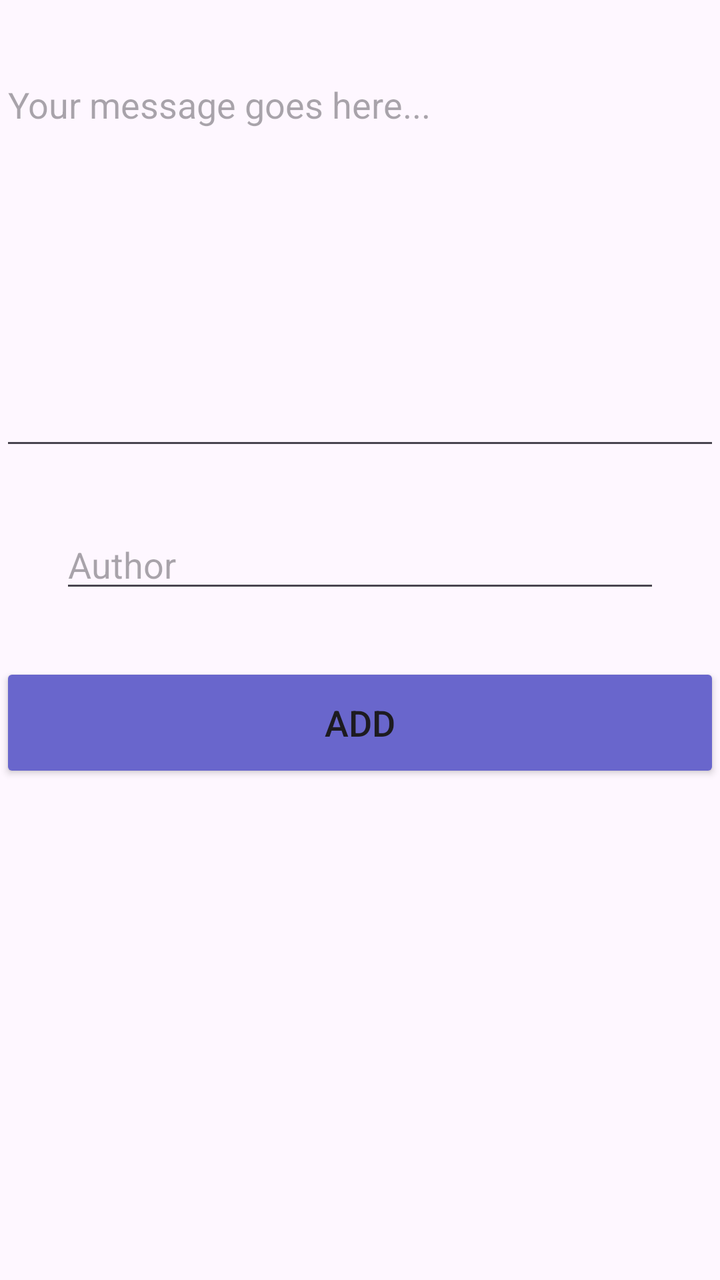
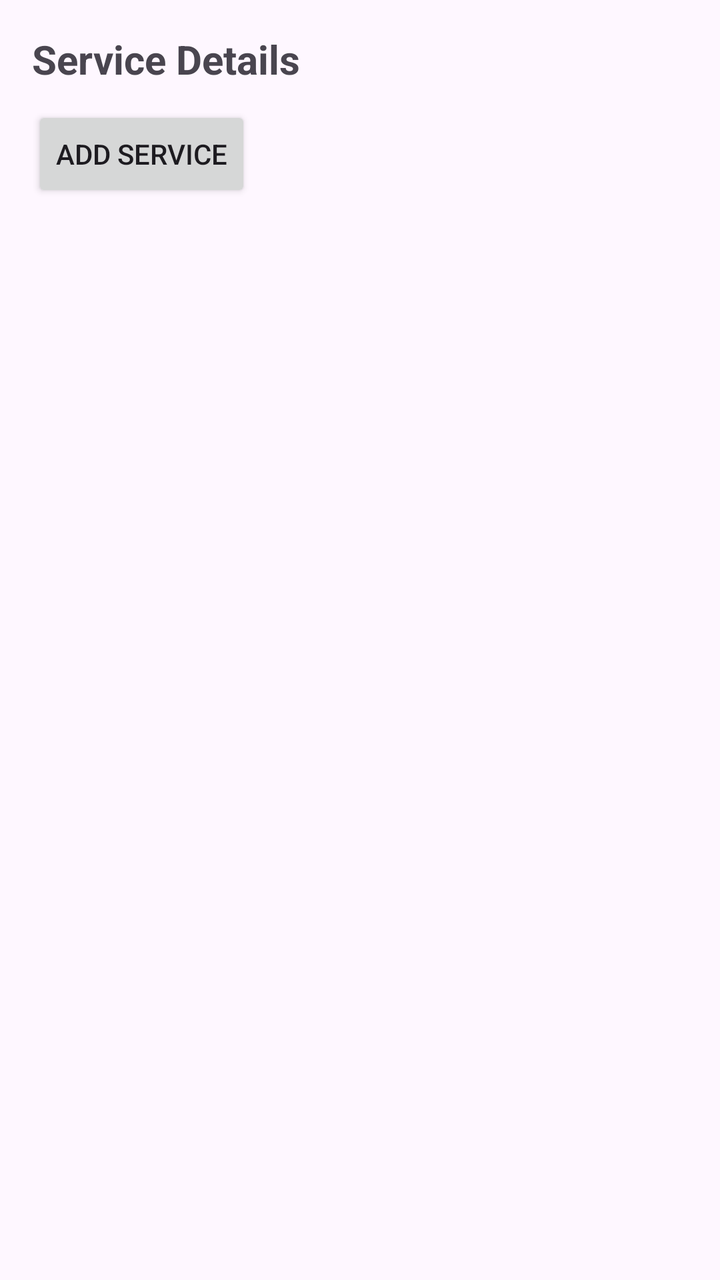

An Android layout rendered at two revisions. The XML below is the earlier revision; the diff shows what the commit changed to produce the second picture.
<!-- AndroidManifest.xml: application theme Theme.RealtimeDB -->
<!-- res/layout/activity_add.xml -->
<?xml version="1.0" encoding="utf-8"?>
<androidx.constraintlayout.widget.ConstraintLayout xmlns:android="http://schemas.android.com/apk/res/android"
    xmlns:app="http://schemas.android.com/apk/res-auto"
    xmlns:tools="http://schemas.android.com/tools"
    android:id="@+id/main"
    android:layout_width="match_parent"
    android:layout_height="match_parent"
    tools:context=".AddActivity">


    <EditText
        android:id="@+id/editTextQuote"
        android:layout_width="match_parent"
        android:layout_height="200dp"
        android:layout_marginTop="30dp"
        android:layout_marginBottom="200dp"
        android:hint="Your message goes here..."
        android:inputType="textMultiLine"
        android:maxLength="1000"
        android:gravity="start"
        app:layout_constraintEnd_toEndOf="parent"
        app:layout_constraintStart_toStartOf="parent"
        app:layout_constraintTop_toTopOf="parent" />

    <EditText
        android:id="@+id/editTextAuthor"
        android:layout_width="match_parent"
        android:layout_height="wrap_content"
        android:layout_margin="30dp"
        android:hint="Author"
        app:layout_constraintEnd_toEndOf="parent"
        app:layout_constraintStart_toStartOf="parent"
        app:layout_constraintTop_toBottomOf="@+id/editTextQuote" />

    <Button
        android:id="@+id/addButton"
        android:text="Add"
        style="@style/ButtonStyle"
        app:layout_constraintTop_toBottomOf="@+id/editTextAuthor" />

</androidx.constraintlayout.widget.ConstraintLayout>
<!-- resources referenced by this layout -->
<resources>
  <style name="ButtonStyle">
          <item name="android:backgroundTint">@color/lavender</item>
          <item name="android:layout_marginTop">30dp</item>
          <item name="android:layout_width">match_parent</item>
          <item name="android:layout_height">60dp</item>
          <item name="android:textSize">18sp</item>
          <item name="cornerRadius">20dp</item>
      </style>
  <style name="Theme.RealtimeDB" parent="Base.Theme.RealtimeDB" />
  <color name="lavender">#6966CC</color>
  <style name="Base.Theme.RealtimeDB" parent="Theme.Material3.DayNight.NoActionBar">
          
          <item name="colorPrimary">@color/colorPrimary</item>
          <item name="colorPrimaryVariant">@color/colorPrimaryDark</item>
          <item name="colorOnPrimary">@color/white</item>
          
          <item name="colorSecondary">@color/colorAccent</item>
          <item name="colorOnSecondary">@color/black</item>
          
          <item name="android:statusBarColor">?attr/colorPrimaryVariant</item>
      </style>
  <color name="colorPrimary">#6200EE</color>
  <color name="colorPrimaryDark">#3700B3</color>
  <color name="white">#FFFFFFFF</color>
  <color name="colorAccent">#03DAC5</color>
  <color name="black">#FF000000</color>
</resources>

<!-- the commit's change to res/layout/activity_add.xml (unified diff, before → after) -->
@@ -1,41 +1,30 @@
 <?xml version="1.0" encoding="utf-8"?>
-<androidx.constraintlayout.widget.ConstraintLayout xmlns:android="http://schemas.android.com/apk/res/android"
-    xmlns:app="http://schemas.android.com/apk/res-auto"
-    xmlns:tools="http://schemas.android.com/tools"
-    android:id="@+id/main"
+<LinearLayout
+    xmlns:android="http://schemas.android.com/apk/res/android"
     android:layout_width="match_parent"
-    android:layout_height="match_parent"
-    tools:context=".AddActivity">
+    android:layout_height="wrap_content"
+    android:orientation="vertical"
+    android:padding="16dp">
 
 
-    <EditText
-        android:id="@+id/editTextQuote"
-        android:layout_width="match_parent"
-        android:layout_height="200dp"
-        android:layout_marginTop="30dp"
-        android:layout_marginBottom="200dp"
-        android:hint="Your message goes here..."
-        android:inputType="textMultiLine"
-        android:maxLength="1000"
-        android:gravity="start"
-        app:layout_constraintEnd_toEndOf="parent"
-        app:layout_constraintStart_toStartOf="parent"
-        app:layout_constraintTop_toTopOf="parent" />
-
-    <EditText
-        android:id="@+id/editTextAuthor"
+    <TextView
         android:layout_width="match_parent"
         android:layout_height="wrap_content"
-        android:layout_margin="30dp"
-        android:hint="Author"
-        app:layout_constraintEnd_toEndOf="parent"
-        app:layout_constraintStart_toStartOf="parent"
-        app:layout_constraintTop_toBottomOf="@+id/editTextQuote" />
+        android:text="Service Details"
+        android:textSize="20dp"
+        android:textStyle="bold"
+        android:layout_marginBottom="10dp">
+    </TextView>
 
     <Button
-        android:id="@+id/addButton"
-        android:text="Add"
-        style="@style/ButtonStyle"
-        app:layout_constraintTop_toBottomOf="@+id/editTextAuthor" />
+        android:id="@+id/addCardButton"
+        android:layout_width="wrap_content"
+        android:layout_height="wrap_content"
+        android:text="Add Service" />
 
-</androidx.constraintlayout.widget.ConstraintLayout>
+    <androidx.recyclerview.widget.RecyclerView
+        android:id="@+id/recyclerView"
+        android:layout_width="match_parent"
+        android:layout_height="wrap_content"
+        android:layout_marginTop="10dp"/>
+</LinearLayout>
<!-- resource entries referenced after the edit -->
@@ -1,15 +1,6 @@
 <!-- resources referenced by this layout -->
 <resources>
-  <style name="ButtonStyle">
-          <item name="android:backgroundTint">@color/lavender</item>
-          <item name="android:layout_marginTop">30dp</item>
-          <item name="android:layout_width">match_parent</item>
-          <item name="android:layout_height">60dp</item>
-          <item name="android:textSize">18sp</item>
-          <item name="cornerRadius">20dp</item>
-      </style>
   <style name="Theme.RealtimeDB" parent="Base.Theme.RealtimeDB" />
-  <color name="lavender">#6966CC</color>
   <style name="Base.Theme.RealtimeDB" parent="Theme.Material3.DayNight.NoActionBar">
           
           <item name="colorPrimary">@color/colorPrimary</item>
